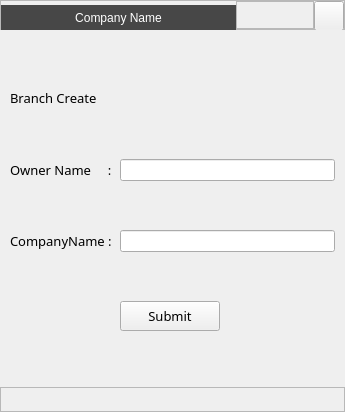
Old version of the form Resources/Ui/Branch.ui in the repository Darshitjivani/MBAS.
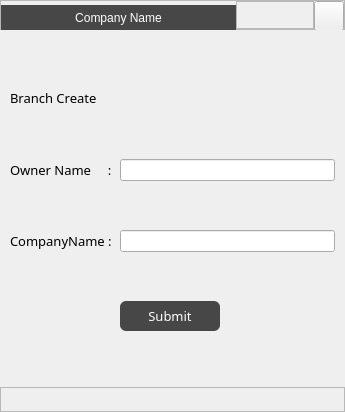
New version of the form. Icons and pictures are not drawn.

The edit to the form file:
```diff
--- a/Resources/Ui/Branch.ui
+++ b/Resources/Ui/Branch.ui
@@ -156,7 +156,25 @@
       <property name="styleSheet">
        <string notr="true">QWidget{
 	font: 75 10pt &quot;Sitka Small&quot;;
-}</string>
+}
+
+QPushButton{
+
+	font: 75 10pt &quot;Sitka Small&quot;;
+border-radius:06px;
+background-color: rgb(71, 71, 71);
+color: rgb(255, 255, 255);
+
+
+}
+QPushButton:selected {
+  background: #1464A0;
+  color: #19232d;
+}
+
+
+
+</string>
       </property>
       <layout class="QGridLayout" name="gridLayout">
        <property name="leftMargin">
@@ -213,6 +231,9 @@
            <bold>false</bold>
           </font>
          </property>
+         <property name="styleSheet">
+          <string notr="true"/>
+         </property>
          <property name="text">
           <string>Submit</string>
          </property>
```
Left out of the diff: 2 changed lines with no effect on the pictures.
